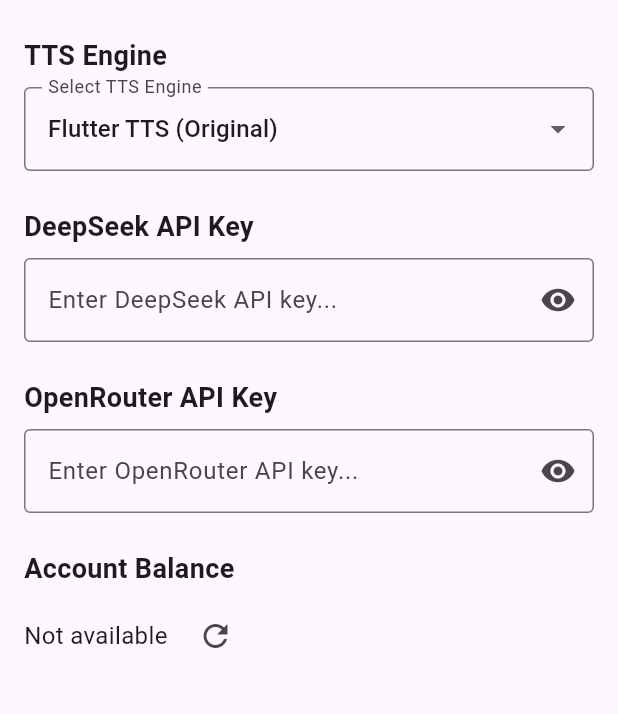
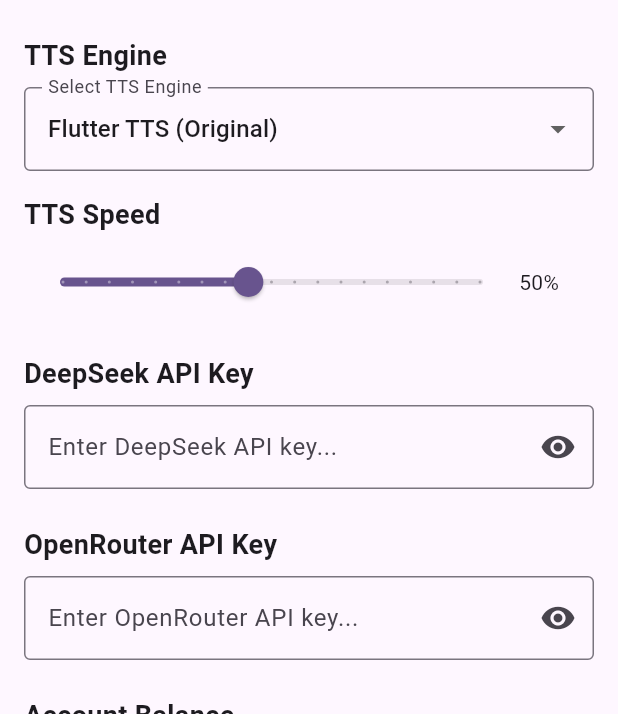
Before and after one commit to LightSaber42/deepseek-chat, a Flutter app: the screen it shows after launch, after a tap on the "menu" icon, on a phone screen of 412 x 824 dp, the part 522-1236 px from its top. Run offline on Flutter 3.47's test engine with Material 3 defaults, Android fonts, the light colour scheme and no system bars; our stand-ins replace flutter_dotenv, flutter_markdown, flutter_tts, hive, hive_flutter, permission_handler and 1 more; missing offline and left inert: dart_openai; accounts and stored records are empty.

```diff
--- a/lib/models/app_settings.dart
+++ b/lib/models/app_settings.dart
@@ -25,6 +25,9 @@
   @HiveField(6)
   String? ttsEngine;
 
+  @HiveField(7)
+  double ttsSpeed;
+
   AppSettings({
     this.apiKey = '',
     this.systemPrompt = 'You having a voice conversation with a user. Please use conversational style and avoid complex formatting. Keep the discussion interactive and refrain from very long monologues. If the user asks for more information, make your responses longer.',
@@ -33,6 +36,7 @@
     this.openrouterApiKey = '',
     this.customOpenrouterModel = '',
     String? ttsEngine,
+    this.ttsSpeed = 0.5,
   }) : ttsEngine = ttsEngine ?? 'com.google.android.tts';
 
   factory AppSettings.defaults() => AppSettings();
@@ -45,6 +49,7 @@
     String? openrouterApiKey,
     String? customOpenrouterModel,
     String? ttsEngine,
+    double? ttsSpeed,
   }) {
     return AppSettings(
       apiKey: apiKey ?? this.apiKey,
@@ -54,6 +59,7 @@
       openrouterApiKey: openrouterApiKey ?? this.openrouterApiKey,
       customOpenrouterModel: customOpenrouterModel ?? this.customOpenrouterModel,
       ttsEngine: ttsEngine ?? this.ttsEngine,
+      ttsSpeed: ttsSpeed ?? this.ttsSpeed,
     );
   }
 }
--- a/lib/providers/chat_provider.dart
+++ b/lib/providers/chat_provider.dart
@@ -46,6 +46,7 @@
   String get selectedModel => _getSettings().selectedModel;
   String get customOpenrouterModel => _getSettings().customOpenrouterModel;
   String get ttsEngine => _getSettings().ttsEngine ?? 'com.google.android.tts';
+  double get ttsSpeed => _getSettings().ttsSpeed;
 
   List<ChatMessage> get messages => _messages;
   List<String> get debugMessages => _debugMessages;
@@ -207,7 +208,12 @@
       // Initialize TTS service
       _ttsService = TTSServiceFactory.createService(
         provider: TTSProvider.system,
-        options: TTSServiceFactory.getDefaultOptions(TTSProvider.system),
+        options: TTSServiceOptions(
+          rate: settings.ttsSpeed,
+          pitch: 1.0,
+          volume: 1.0,
+          language: 'en-US',
+        ),
         engine: settings.ttsEngine,
       );
       await _ttsService!.init();
@@ -382,7 +388,10 @@
       // Only fetch balance for OpenRouter
       await refreshBalance();
     } else {
-      await _llmService!.updateApiKey(model == 'deepseek-reasoner' ? 'deepseek-reasoner' : 'deepseek-chat');
+      // For DeepSeek models, use the stored API key
+      if (settings.apiKey.isNotEmpty) {
+        await _llmService!.updateApiKey(settings.apiKey);
+      }
       _accountBalance = 'Not available for DeepSeek';
       notifyListeners();
     }
@@ -685,7 +694,12 @@
       // Reinitialize TTS service with new engine
       _ttsService = TTSServiceFactory.createService(
         provider: TTSProvider.system,
-        options: TTSServiceFactory.getDefaultOptions(TTSProvider.system),
+        options: TTSServiceOptions(
+          rate: settings.ttsSpeed,
+          pitch: 1.0,
+          volume: 1.0,
+          language: 'en-US',
+        ),
         engine: engine,
       );
 
@@ -697,4 +711,49 @@
       rethrow;
     }
   }
+
+  Future<void> updateTTSSpeed(double speed) async {
+    if (!_isInitialized) return;
+    debugPrint('[Settings] Updating TTS speed to: $speed');
+
+    try {
+      // Update settings first
+      final settings = _getSettings();
+      settings.ttsSpeed = speed;
+      await _settingsBox!.put(0, settings);
+
+      // Stop any ongoing speech
+      if (_ttsService != null && _ttsService!.isSpeaking) {
+        await _ttsService!.stopSpeaking();
+      }
+
+      // Wait a moment for any pending operations to complete
+      await Future.delayed(const Duration(milliseconds: 100));
+
+      // Create new TTS service with updated speed
+      _ttsService = TTSServiceFactory.createService(
+        provider: TTSProvider.system,
+        options: TTSServiceOptions(
+          rate: speed,
+          pitch: 1.0,
+          volume: 1.0,
+          language: 'en-US',
+        ),
+        engine: settings.ttsEngine,
+      );
+
+      await _ttsService!.init();
+      notifyListeners();
+      debugPrint('[Settings] TTS speed updated successfully');
+    } catch (e) {
+      debugPrint('[Settings] Error updating TTS speed: $e');
+      // Try to recover by reinitializing the service
+      try {
+        await Future.delayed(const Duration(milliseconds: 500));
+        await _initServices();
+      } catch (e2) {
+        debugPrint('[Settings] Error recovering TTS service: $e2');
+      }
+    }
+  }
 }
--- a/lib/services/system_tts_service.dart
+++ b/lib/services/system_tts_service.dart
@@ -39,51 +39,83 @@
   @override
   Future<bool> init() async {
     try {
-      if (_engine == 'flutter_tts') {
-        // For Flutter TTS, don't set the engine
+      // Stop any existing TTS operations
+      await _flutterTts.stop();
+
+      // Wait a moment for cleanup
+      await Future.delayed(const Duration(milliseconds: 100));
+
+      // Set engine first if using system TTS
+      if (_engine != 'flutter_tts') {
+        await _flutterTts.setEngine(_engine);
+        // Wait for engine to be set
+        await Future.delayed(const Duration(milliseconds: 100));
+      }
+
+      // Configure TTS settings one at a time with small delays
       await _flutterTts.setLanguage(_options.language);
+      await Future.delayed(const Duration(milliseconds: 50));
+
       await _flutterTts.setSpeechRate(_options.rate);
+      await Future.delayed(const Duration(milliseconds: 50));
+
       await _flutterTts.setVolume(_options.volume);
+      await Future.delayed(const Duration(milliseconds: 50));
+
       await _flutterTts.setPitch(_options.pitch);
+      await Future.delayed(const Duration(milliseconds: 50));
 
       if (_options.voice.isNotEmpty) {
         await _flutterTts.setVoice({"name": _options.voice});
-        }
-      } else {
-        // For system TTS engines, set the engine
-        await _flutterTts.setEngine(_engine);
-        await _flutterTts.setLanguage(_options.language);
-        await _flutterTts.setSpeechRate(_options.rate);
-        await _flutterTts.setVolume(_options.volume);
-        await _flutterTts.setPitch(_options.pitch);
-
-        if (_options.voice.isNotEmpty) {
-          await _flutterTts.setVoice({"name": _options.voice});
-        }
+        await Future.delayed(const Duration(milliseconds: 50));
       }
 
-      // Set up handlers
+      // Set up handlers with try-catch blocks
+      try {
         _flutterTts.setStartHandler(() {
           debugPrint('[TTS] Started speaking');
           isSpeaking = true;
         });
+      } catch (e) {
+        debugPrint('[TTS] Error setting start handler: $e');
+      }
 
+      try {
         _flutterTts.setCompletionHandler(() {
           debugPrint('[TTS] Completed speaking');
           isSpeaking = false;
         });
+      } catch (e) {
+        debugPrint('[TTS] Error setting completion handler: $e');
+      }
 
+      try {
         _flutterTts.setErrorHandler((msg) {
           debugPrint('[TTS] Error: $msg');
           isSpeaking = false;
         });
+      } catch (e) {
+        debugPrint('[TTS] Error setting error handler: $e');
+      }
 
+      try {
         _flutterTts.setCancelHandler(() {
           debugPrint('[TTS] Cancelled');
           isSpeaking = false;
         });
+      } catch (e) {
+        debugPrint('[TTS] Error setting cancel handler: $e');
+      }
 
+      // Initialize speech recognition separately
+      try {
         await _speech.initialize();
+      } catch (e) {
+        debugPrint('[TTS] Error initializing speech recognition: $e');
+        // Non-fatal error, continue
+      }
+
+      debugPrint('[TTS] Initialized with rate: ${_options.rate}');
       return true;
     } catch (e) {
       debugPrint('[TTS] Error initializing: $e');
--- a/lib/ui/settings_screen.dart
+++ b/lib/ui/settings_screen.dart
@@ -63,7 +63,10 @@
                   ? 'com.google.android.tts'
                   : engines.first;
 
-          return DropdownButtonFormField<String>(
+          return Column(
+            crossAxisAlignment: CrossAxisAlignment.start,
+            children: [
+              DropdownButtonFormField<String>(
                 value: currentValue,
                 decoration: const InputDecoration(
                   border: OutlineInputBorder(),
@@ -87,6 +90,41 @@
                     provider.updateTTSEngine(value);
                   }
                 },
+              ),
+              const SizedBox(height: 16),
+              const Text(
+                'TTS Speed',
+                style: TextStyle(
+                  fontSize: 18,
+                  fontWeight: FontWeight.bold,
+                ),
+              ),
+              const SizedBox(height: 8),
+              StatefulBuilder(
+                builder: (context, setState) => Row(
+                  children: [
+                    Expanded(
+                      child: Slider(
+                        value: provider.ttsSpeed,
+                        min: 0.1,
+                        max: 1.0,
+                        divisions: 18,
+                        label: '${(provider.ttsSpeed * 100).round()}%',
+                        onChanged: (value) {
+                          setState(() {
+                            provider.updateTTSSpeed(value);
+                          });
+                        },
+                      ),
+                    ),
+                    SizedBox(
+                      width: 50,
+                      child: Text('${(provider.ttsSpeed * 100).round()}%'),
+                    ),
+                  ],
+                ),
+              ),
+            ],
           );
         },
       ),
```
Also changed, not shown: lib/services/base_tts_service.dart (+13 -13 lines), lib/models/app_settings.g.dart. Lines whose indentation alone changed are shown as unchanged.
